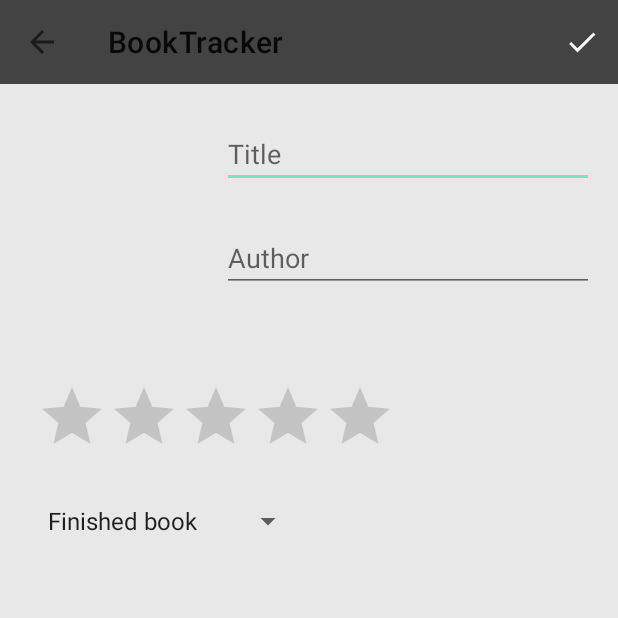
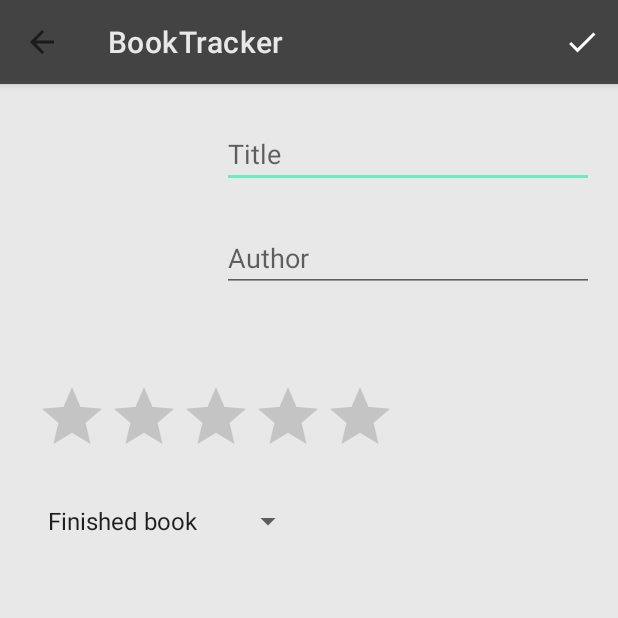
Before and after one commit to zlatoslava/Book-Tracker, an Android app: the BookActivity screen opened directly, with no data from a screen before it, on a phone screen of 412 x 824 dp, the top half of it. Run offline under Robolectric (Android 15) with nearby library versions, the phone set to English and light mode, and no system bars; our stand-ins replace Room's generated code, data binding; pictures from the network do not load.

Commit message:
Added AppBarLayout to show default elevation

```diff
--- a/app/src/main/res/layout/activity_book.xml
+++ b/app/src/main/res/layout/activity_book.xml
@@ -2,12 +2,6 @@
 <layout xmlns:android="http://schemas.android.com/apk/res/android"
     xmlns:app="http://schemas.android.com/apk/res-auto"
     xmlns:tools="http://schemas.android.com/tools">
-
-    <data>
-        <variable
-            name="book"
-            type="com.example.booktracker.viewModels.SingleBookViewModel" />
-    </data>
 
     <androidx.constraintlayout.widget.ConstraintLayout
         android:layout_width="match_parent"
@@ -23,11 +17,11 @@
             android:layout_marginEnd="16dp"
             android:ems="10"
             android:hint="@string/title_hint"
+            android:inputType="textPersonName|textCapWords"
             android:text="@={book.book.name}"
-            android:inputType="textPersonName|textCapWords"
             app:layout_constraintEnd_toEndOf="parent"
             app:layout_constraintStart_toEndOf="@+id/imageViewBook"
-            app:layout_constraintTop_toBottomOf="@+id/toolbar" />
+            app:layout_constraintTop_toBottomOf="@+id/app_bar_layout" />
 
         <EditText
             android:id="@+id/editText2"
@@ -38,8 +32,8 @@
             android:layout_marginEnd="16dp"
             android:ems="10"
             android:hint="@string/author_hint"
+            android:inputType="textPersonName|textCapWords"
             android:text="@={book.book.authors}"
-            android:inputType="textPersonName|textCapWords"
             app:layout_constraintEnd_toEndOf="parent"
             app:layout_constraintStart_toEndOf="@+id/imageViewBook"
             app:layout_constraintTop_toBottomOf="@+id/editText" />
@@ -54,7 +48,7 @@
             android:onClick="takePhoto"
             android:src="@{book.book.imageUrl}"
             app:layout_constraintStart_toStartOf="parent"
-            app:layout_constraintTop_toBottomOf="@+id/toolbar" />
+            app:layout_constraintTop_toBottomOf="@+id/app_bar_layout" />
 
         <RatingBar
             android:id="@+id/ratingBar"
@@ -78,15 +72,33 @@
             android:spinnerMode="dropdown"
             app:layout_constraintStart_toStartOf="parent"
             app:layout_constraintTop_toBottomOf="@+id/ratingBar"
-            app:selected_value="@={book.book.status}"/>
+            app:selected_value="@={book.book.status}" />
 
-        <androidx.appcompat.widget.Toolbar
-            android:id="@+id/toolbar"
+        <com.google.android.material.appbar.AppBarLayout
+            android:id="@+id/app_bar_layout"
             android:layout_width="match_parent"
-            android:layout_height="?attr/actionBarSize"
-            android:background="@color/color_primary"
+            android:layout_height="wrap_content"
             app:layout_constraintEnd_toEndOf="parent"
             app:layout_constraintStart_toStartOf="parent"
-            app:layout_constraintTop_toTopOf="parent" />
+            app:layout_constraintTop_toTopOf="parent">
+
+            <androidx.appcompat.widget.Toolbar
+                android:id="@+id/toolbar"
+                android:layout_width="match_parent"
+                android:layout_height="?attr/actionBarSize"
+                android:background="@color/color_primary"
+                app:layout_constraintEnd_toEndOf="parent"
+                app:layout_constraintStart_toStartOf="parent"
+                app:layout_constraintTop_toTopOf="parent"
+                app:titleTextColor="@color/color_on_primary" />
+        </com.google.android.material.appbar.AppBarLayout>
+
     </androidx.constraintlayout.widget.ConstraintLayout>
+
+    <data>
+
+        <variable
+            name="book"
+            type="com.example.booktracker.viewModels.SingleBookViewModel" />
+    </data>
 </layout>
--- a/app/src/main/res/layout/activity_main.xml
+++ b/app/src/main/res/layout/activity_main.xml
@@ -22,8 +22,7 @@
         android:layout_width="match_parent"
         android:background="@color/color_primary"
         app:titleTextColor="@color/color_on_primary"
-        android:layout_height="?attr/actionBarSize"
-        android:elevation="4dp"/>
+        android:layout_height="?attr/actionBarSize" />
 
     </com.google.android.material.appbar.AppBarLayout>
 
--- a/app/src/main/res/values/styles.xml
+++ b/app/src/main/res/values/styles.xml
@@ -18,9 +18,8 @@
         <item name="colorOnSurface">@color/color_on_surface</item>
 
         <!--Remap legacy AppCompat attributes to MaterialComponent attributes-->
-<!--        <item name="colorPrimaryDark">?colorPrimaryVariant</item>-->
-<!--        <item name="colorAccent">?colorSecondary</item>-->
-
+        <item name="colorPrimaryDark">?colorPrimaryVariant</item>
+        <item name="colorAccent">?colorSecondary</item>
     </style>
 
 
```
Also changed, not shown: app/src/main/res/layout/activity_book_search.xml (+17 -6 lines), app/src/main/res/layout/settings_activity.xml (+7 -4 lines).
